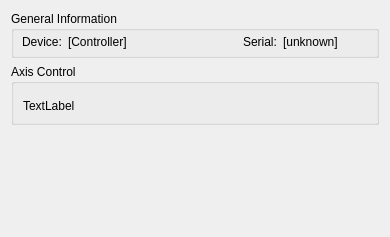
itom-project/plugins, file ThorlabsISM/dockWidgetThorlabsISM.ui: the form before one commit.
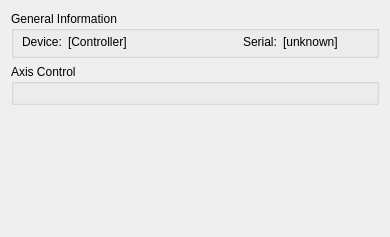
The form after the commit. Custom widgets are drawn as their Qt base class.

Commit message: plugin dock- dialogWidget adapted for high resolution screens

What changed in the file:
```diff
--- a/ThorlabsISM/dockWidgetThorlabsISM.ui
+++ b/ThorlabsISM/dockWidgetThorlabsISM.ui
@@ -10,12 +10,6 @@
     <height>237</height>
    </rect>
   </property>
-  <property name="minimumSize">
-   <size>
-    <width>0</width>
-    <height>237</height>
-   </size>
-  </property>
   <property name="windowTitle">
    <string>Thorlabs ISM</string>
   </property>
@@ -156,13 +150,6 @@
         </property>
        </widget>
       </item>
-      <item>
-       <widget class="QLabel" name="lblHomed">
-        <property name="text">
-         <string>TextLabel</string>
-        </property>
-       </widget>
-      </item>
      </layout>
     </widget>
    </item>
```
Left out of the diff: 6 changed lines with no effect on the pictures. The commit also changes 27 other files.
